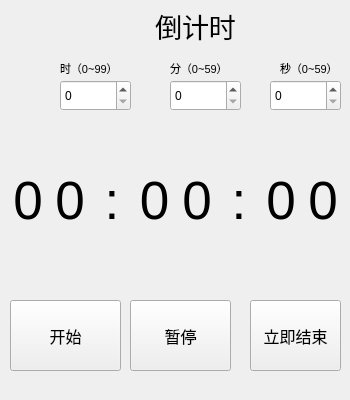
The window that realProgect/r_clock.ui (Arthur381/QTproject) describes before a commit, drawn with Qt 5.
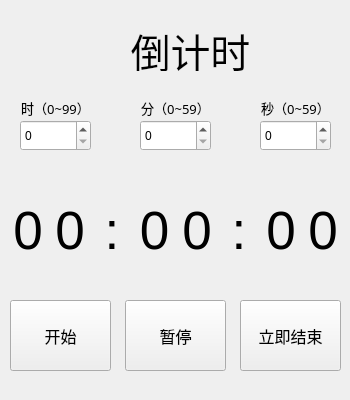
The same window after the commit.

The edit to the form file:
```diff
--- a/realProgect/r_clock.ui
+++ b/realProgect/r_clock.ui
@@ -28,8 +28,8 @@
   <widget class="QSpinBox" name="sb_hour">
    <property name="geometry">
     <rect>
-     <x>60</x>
-     <y>80</y>
+     <x>20</x>
+     <y>120</y>
      <width>71</width>
      <height>31</height>
     </rect>
@@ -38,8 +38,8 @@
   <widget class="QSpinBox" name="sb_min">
    <property name="geometry">
     <rect>
-     <x>170</x>
-     <y>80</y>
+     <x>140</x>
+     <y>120</y>
      <width>71</width>
      <height>31</height>
     </rect>
@@ -48,8 +48,8 @@
   <widget class="QSpinBox" name="sb_sec">
    <property name="geometry">
     <rect>
-     <x>270</x>
-     <y>80</y>
+     <x>260</x>
+     <y>120</y>
      <width>71</width>
      <height>31</height>
     </rect>
@@ -60,7 +60,7 @@
     <rect>
      <x>10</x>
      <y>300</y>
-     <width>111</width>
+     <width>101</width>
      <height>71</height>
     </rect>
    </property>
@@ -76,61 +76,73 @@
   <widget class="QLabel" name="label">
    <property name="geometry">
     <rect>
-     <x>60</x>
-     <y>60</y>
-     <width>60</width>
+     <x>20</x>
+     <y>100</y>
+     <width>71</width>
      <height>16</height>
     </rect>
    </property>
    <property name="font">
     <font>
-     <pointsize>8</pointsize>
+     <family>华文细黑</family>
+     <pointsize>10</pointsize>
     </font>
    </property>
    <property name="text">
     <string>时（0~99）</string>
    </property>
+   <property name="alignment">
+    <set>Qt::AlignCenter</set>
+   </property>
   </widget>
   <widget class="QLabel" name="label_2">
    <property name="geometry">
     <rect>
-     <x>170</x>
-     <y>60</y>
-     <width>60</width>
+     <x>140</x>
+     <y>100</y>
+     <width>71</width>
      <height>16</height>
     </rect>
    </property>
    <property name="font">
     <font>
-     <pointsize>8</pointsize>
+     <family>华文细黑</family>
+     <pointsize>10</pointsize>
     </font>
    </property>
    <property name="text">
     <string>分（0~59）</string>
    </property>
+   <property name="alignment">
+    <set>Qt::AlignCenter</set>
+   </property>
   </widget>
   <widget class="QLabel" name="label_4">
    <property name="geometry">
     <rect>
-     <x>280</x>
-     <y>60</y>
-     <width>60</width>
+     <x>260</x>
+     <y>100</y>
+     <width>71</width>
      <height>16</height>
     </rect>
    </property>
    <property name="font">
     <font>
-     <pointsize>8</pointsize>
+     <family>华文细黑</family>
+     <pointsize>10</pointsize>
     </font>
    </property>
    <property name="text">
     <string>秒（0~59）</string>
    </property>
+   <property name="alignment">
+    <set>Qt::AlignCenter</set>
+   </property>
   </widget>
   <widget class="QPushButton" name="pause">
    <property name="geometry">
     <rect>
-     <x>130</x>
+     <x>125</x>
      <y>300</y>
      <width>101</width>
      <height>71</height>
@@ -148,9 +160,9 @@
   <widget class="QPushButton" name="end">
    <property name="geometry">
     <rect>
-     <x>250</x>
+     <x>240</x>
      <y>300</y>
-     <width>91</width>
+     <width>101</width>
      <height>71</height>
     </rect>
    </property>
@@ -166,15 +178,15 @@
   <widget class="QLabel" name="label_5">
    <property name="geometry">
     <rect>
-     <x>130</x>
-     <y>10</y>
-     <width>131</width>
-     <height>31</height>
+     <x>110</x>
+     <y>30</y>
+     <width>161</width>
+     <height>41</height>
     </rect>
    </property>
    <property name="font">
     <font>
-     <pointsize>20</pointsize>
+     <pointsize>30</pointsize>
     </font>
    </property>
    <property name="text">
@@ -188,7 +200,7 @@
    <property name="geometry">
     <rect>
      <x>10</x>
-     <y>120</y>
+     <y>150</y>
      <width>331</width>
      <height>161</height>
     </rect>
@@ -324,9 +336,9 @@
   <widget class="QLabel" name="label_shalou">
    <property name="geometry">
     <rect>
-     <x>0</x>
-     <y>10</y>
-     <width>51</width>
+     <x>30</x>
+     <y>0</y>
+     <width>61</width>
      <height>91</height>
     </rect>
    </property>
```
